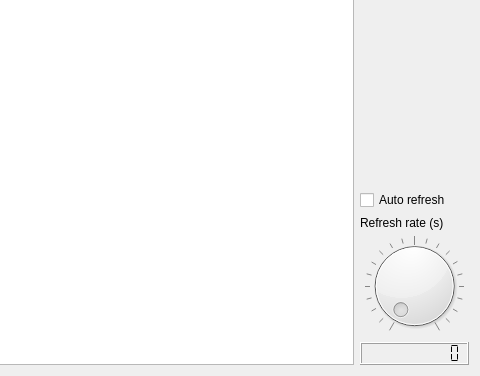
Old version of the form clientapps/SensorTest/widgets/qcamerawidget.ui in the repository keigezellig/fruitHAP; both pictures show x 320 to 800 and y 104 to 480 of the 800 by 480 pixel window.
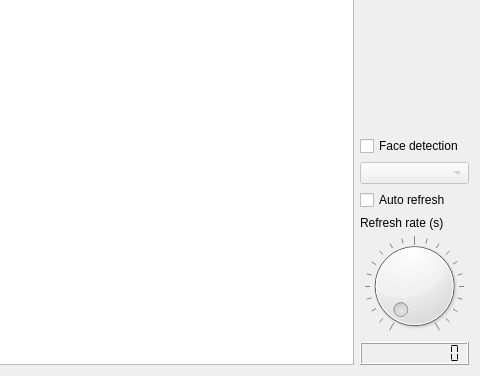
New version of the form.

Commit message: Issue #42: Refactored configuration control to make it like a repository and made a start with a face detection config screen

```diff
--- a/clientapps/SensorTest/widgets/qcamerawidget.ui
+++ b/clientapps/SensorTest/widgets/qcamerawidget.ui
@@ -57,6 +57,29 @@
        </property>
       </spacer>
      </item>
+     <item>
+      <widget class="QCheckBox" name="chkFaceDetection">
+       <property name="sizePolicy">
+        <sizepolicy hsizetype="Fixed" vsizetype="Fixed">
+         <horstretch>0</horstretch>
+         <verstretch>0</verstretch>
+        </sizepolicy>
+       </property>
+       <property name="layoutDirection">
+        <enum>Qt::LeftToRight</enum>
+       </property>
+       <property name="text">
+        <string>Face detection</string>
+       </property>
+      </widget>
+     </item>
+     <item>
+      <widget class="QComboBox" name="cmbFaceDetectionSwitchList">
+       <property name="enabled">
+        <bool>false</bool>
+       </property>
+      </widget>
+     </item>
      <item>
       <widget class="QCheckBox" name="chkAutoRefresh">
        <property name="text">
```
Left out of the diff: 16 changed lines with no effect on the pictures. The commit also changes 10 other files.
